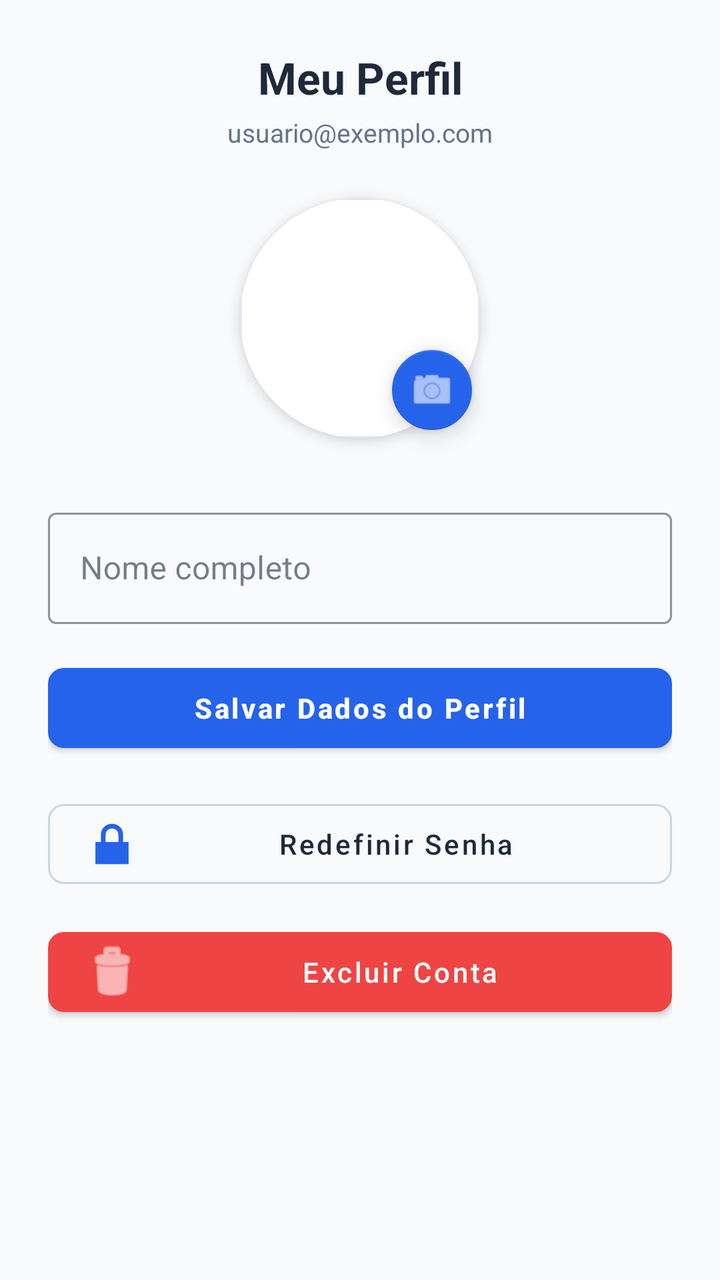
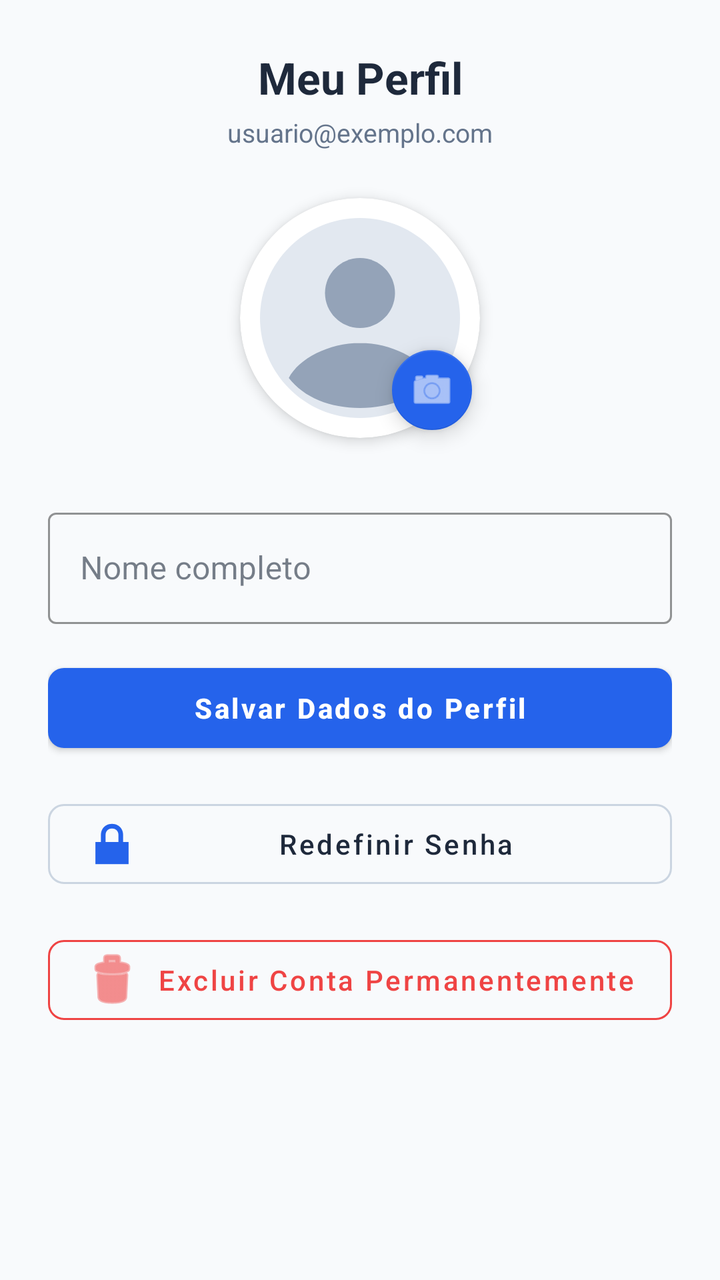

Before-and-after screenshots of an Android layout around one commit, followed by the original layout XML and the change that was made.
<!-- AndroidManifest.xml: application theme Theme.ProjetoCasa -->
<!-- res/layout/activity_profile.xml -->
<?xml version="1.0" encoding="utf-8"?>
<androidx.core.widget.NestedScrollView
    xmlns:android="http://schemas.android.com/apk/res/android"
    xmlns:app="http://schemas.android.com/apk/res-auto"
    xmlns:tools="http://schemas.android.com/tools"
    android:layout_width="match_parent"
    android:layout_height="match_parent"
    android:background="@color/bg_app"
    android:fillViewport="true"
    tools:context=".view.PerfilActivity">

    <androidx.constraintlayout.widget.ConstraintLayout
        android:layout_width="match_parent"
        android:layout_height="wrap_content"
        android:padding="24dp">

        
        <TextView
            android:id="@+id/tvTitleProfile"
            android:layout_width="wrap_content"
            android:layout_height="wrap_content"
            android:text="Meu Perfil"
            android:textSize="22sp"
            android:textStyle="bold"
            android:textColor="@color/text_primary"
            app:layout_constraintTop_toTopOf="parent"
            app:layout_constraintStart_toStartOf="parent"
            app:layout_constraintEnd_toEndOf="parent" />

        
        <TextView
            android:id="@+id/tvEmailProfile"
            android:layout_width="wrap_content"
            android:layout_height="wrap_content"
            android:layout_marginTop="4dp"
            android:text="usuario@exemplo.com"
            android:textSize="13sp"
            android:textColor="@color/text_secondary"
            app:layout_constraintTop_toBottomOf="@id/tvTitleProfile"
            app:layout_constraintStart_toStartOf="parent"
            app:layout_constraintEnd_toEndOf="parent" />

        
        <androidx.cardview.widget.CardView
            android:id="@+id/cardProfileImage"
            android:layout_width="120dp"
            android:layout_height="120dp"
            android:layout_marginTop="24dp"
            app:cardCornerRadius="60dp"
            app:cardElevation="4dp"
            app:cardBackgroundColor="@color/card_surface"
            app:layout_constraintTop_toBottomOf="@id/tvEmailProfile"
            app:layout_constraintStart_toStartOf="parent"
            app:layout_constraintEnd_toEndOf="parent">

            <ImageView
                android:id="@+id/imgProfile"
                android:layout_width="match_parent"
                android:layout_height="match_parent"
                android:scaleType="centerCrop"
                android:src="@drawable/bg_circle_placeholder"
                android:contentDescription="Foto de perfil" />
        </androidx.cardview.widget.CardView>

        
        <ProgressBar
            android:id="@+id/progressUploadAvatar"
            android:layout_width="48dp"
            android:layout_height="48dp"
            android:visibility="gone"
            android:elevation="6dp"
            app:layout_constraintTop_toTopOf="@id/cardProfileImage"
            app:layout_constraintBottom_toBottomOf="@id/cardProfileImage"
            app:layout_constraintStart_toStartOf="@id/cardProfileImage"
            app:layout_constraintEnd_toEndOf="@id/cardProfileImage" />

        
        <com.google.android.material.floatingactionbutton.FloatingActionButton
            android:id="@+id/fabChangePhoto"
            android:layout_width="wrap_content"
            android:layout_height="wrap_content"
            android:clickable="true"
            android:focusable="true"
            app:fabSize="mini"
            app:srcCompat="@android:drawable/ic_menu_camera"
            app:backgroundTint="@color/brand_primary"
            app:tint="@android:color/white"
            app:layout_constraintBottom_toBottomOf="@id/cardProfileImage"
            app:layout_constraintEnd_toEndOf="@id/cardProfileImage" />

        
        <com.google.android.material.textfield.TextInputLayout
            android:id="@+id/tilName"
            style="@style/Widget.MaterialComponents.TextInputLayout.OutlinedBox"
            android:layout_width="0dp"
            android:layout_height="wrap_content"
            android:layout_marginTop="32dp"
            android:hint="Nome completo"
            app:boxStrokeColor="@color/brand_primary"
            app:hintTextColor="@color/brand_primary"
            app:layout_constraintTop_toBottomOf="@id/cardProfileImage"
            app:layout_constraintStart_toStartOf="parent"
            app:layout_constraintEnd_toEndOf="parent">

            <com.google.android.material.textfield.TextInputEditText
                android:id="@+id/etName"
                android:layout_width="match_parent"
                android:layout_height="wrap_content"
                android:inputType="textPersonName"
                android:textColor="@color/text_primary"
                android:maxLines="1" />
        </com.google.android.material.textfield.TextInputLayout>

        
        <com.google.android.material.button.MaterialButton
            android:id="@+id/btnSaveName"
            android:layout_width="0dp"
            android:layout_height="52dp"
            android:layout_marginTop="16dp"
            android:text="Salvar Dados do Perfil"
            android:textAllCaps="false"
            android:textSize="14sp"
            android:textStyle="bold"
            app:backgroundTint="@color/brand_primary"
            app:cornerRadius="8dp"
            app:layout_constraintTop_toBottomOf="@id/tilName"
            app:layout_constraintStart_toStartOf="parent"
            app:layout_constraintEnd_toEndOf="parent" />

        
        <com.google.android.material.button.MaterialButton
            android:id="@+id/btnResetPassword"
            style="?attr/materialButtonOutlinedStyle"
            android:layout_width="0dp"
            android:layout_height="52dp"
            android:layout_marginTop="16dp"
            android:text="Redefinir Senha"
            android:textAllCaps="false"
            android:textSize="14sp"
            android:textColor="@color/text_primary"
            app:strokeColor="@color/card_stroke"
            app:cornerRadius="8dp"
            app:icon="@android:drawable/ic_lock_lock"
            app:iconTint="@color/brand_primary"
            app:layout_constraintTop_toBottomOf="@id/btnSaveName"
            app:layout_constraintStart_toStartOf="parent"
            app:layout_constraintEnd_toEndOf="parent" />

        
        <com.google.android.material.button.MaterialButton
            android:id="@+id/btnDeleteAccount"
            android:layout_width="0dp"
            android:layout_height="52dp"
            android:layout_marginTop="12dp"
            android:text="Excluir Conta"
            android:textAllCaps="false"
            android:textSize="14sp"
            android:textColor="@android:color/white"
            app:backgroundTint="@color/danger_red"
            app:cornerRadius="8dp"
            app:icon="@android:drawable/ic_menu_delete"
            app:iconTint="@android:color/white"
            app:layout_constraintTop_toBottomOf="@id/btnResetPassword"
            app:layout_constraintStart_toStartOf="parent"
            app:layout_constraintEnd_toEndOf="parent" />

    </androidx.constraintlayout.widget.ConstraintLayout>

</androidx.core.widget.NestedScrollView>
<!-- resources referenced by this layout -->
<resources>
  <color name="bg_app">#F8FAFC</color>
  <color name="brand_primary">#2563EB</color>
  <color name="card_stroke">#CBD5E1</color>
  <color name="card_surface">#FFFFFF</color>
  <color name="danger_red">#EF4444</color>
  <color name="text_primary">#1E293B</color>
  <color name="text_secondary">#64748B</color>
  <!-- drawable bg_circle_placeholder (drawable) -->
  <?xml version="1.0" encoding="utf-8"?>
  <shape xmlns:android="http://schemas.android.com/apk/res/android"
      android:shape="rectangle">
      <solid android:color="#FFFFFF"/>
      <stroke android:width="1dp" android:color="#E2E8F0"/>
      <corners android:radius="16dp"/>
  </shape>
  <style name="Theme.ProjetoCasa" parent="Base.Theme.ProjetoCasa" />
  <style name="Base.Theme.ProjetoCasa" parent="Theme.MaterialComponents.DayNight.NoActionBar">
          <item name="colorPrimary">@color/brand_primary</item>
          <item name="colorPrimaryVariant">@color/brand_secondary</item>
          <item name="colorSecondary">@color/brand_secondary</item>
          <item name="android:statusBarColor">@color/toolbar_bg</item>
          <item name="android:windowLightStatusBar">true</item>
          <item name="android:windowBackground">@color/bg_app</item>
          <item name="colorSurface">@color/card_surface</item>
          <item name="colorOnSurface">@color/text_primary</item>
      </style>
  <color name="brand_secondary">#5C82F2</color>
  <color name="toolbar_bg">#FFFFFF</color>
</resources>

<!-- the commit's change to res/layout/activity_profile.xml (unified diff, before → after) -->
@@ -54,11 +54,11 @@
             app:layout_constraintEnd_toEndOf="parent">
 
             <ImageView
-                android:id="@+id/imgProfile"
+                android:id="@+id/imgPerfil"
                 android:layout_width="match_parent"
                 android:layout_height="match_parent"
                 android:scaleType="centerCrop"
-                android:src="@drawable/bg_circle_placeholder"
+                android:src="@drawable/ic_profile_placeholder"
                 android:contentDescription="Foto de perfil" />
         </androidx.cardview.widget.CardView>
 
@@ -149,17 +149,18 @@
         
         <com.google.android.material.button.MaterialButton
             android:id="@+id/btnDeleteAccount"
+            style="?attr/materialButtonOutlinedStyle"
             android:layout_width="0dp"
             android:layout_height="52dp"
-            android:layout_marginTop="12dp"
-            android:text="Excluir Conta"
+            android:layout_marginTop="16dp"
+            android:text="Excluir Conta Permanentemente"
             android:textAllCaps="false"
             android:textSize="14sp"
-            android:textColor="@android:color/white"
-            app:backgroundTint="@color/danger_red"
+            android:textColor="@color/danger_red"
+            app:strokeColor="@color/danger_red"
             app:cornerRadius="8dp"
             app:icon="@android:drawable/ic_menu_delete"
-            app:iconTint="@android:color/white"
+            app:iconTint="@color/danger_red"
             app:layout_constraintTop_toBottomOf="@id/btnResetPassword"
             app:layout_constraintStart_toStartOf="parent"
             app:layout_constraintEnd_toEndOf="parent" />
<!-- resource entries referenced after the edit -->
@@ -7,14 +7,23 @@
   <color name="danger_red">#EF4444</color>
   <color name="text_primary">#1E293B</color>
   <color name="text_secondary">#64748B</color>
-  <!-- drawable bg_circle_placeholder (drawable) -->
+  <!-- drawable ic_profile_placeholder (drawable) -->
   <?xml version="1.0" encoding="utf-8"?>
-  <shape xmlns:android="http://schemas.android.com/apk/res/android"
-      android:shape="rectangle">
-      <solid android:color="#FFFFFF"/>
-      <stroke android:width="1dp" android:color="#E2E8F0"/>
-      <corners android:radius="16dp"/>
-  </shape>
+  <vector xmlns:android="http://schemas.android.com/apk/res/android"
+      android:width="120dp"
+      android:height="120dp"
+      android:viewportWidth="24"
+      android:viewportHeight="24">
+      <path
+          android:fillColor="#E2E8F0"
+          android:pathData="M12,2C6.48,2 2,6.48 2,12s4.48,10 10,10 10,-4.48 10,-10S17.52,2 12,2z" />
+      <path
+          android:fillColor="#94A3B8"
+          android:pathData="M12,6c1.93,0 3.5,1.57 3.5,3.5S13.93,13 12,13s-3.5,-1.57 -3.5,-3.5S10.07,6 12,6z" />
+      <path
+          android:fillColor="#94A3B8"
+          android:pathData="M12,14.5c-3.11,0 -6.13,1.56 -7.12,3.5C6.39,19.95 9.01,21 12,21s5.61,-1.05 7.12,-3c-0.99,-1.94 -4.01,-3.5 -7.12,-3.5z" />
+  </vector>
   <style name="Theme.ProjetoCasa" parent="Base.Theme.ProjetoCasa" />
   <style name="Base.Theme.ProjetoCasa" parent="Theme.MaterialComponents.DayNight.NoActionBar">
           <item name="colorPrimary">@color/brand_primary</item>
